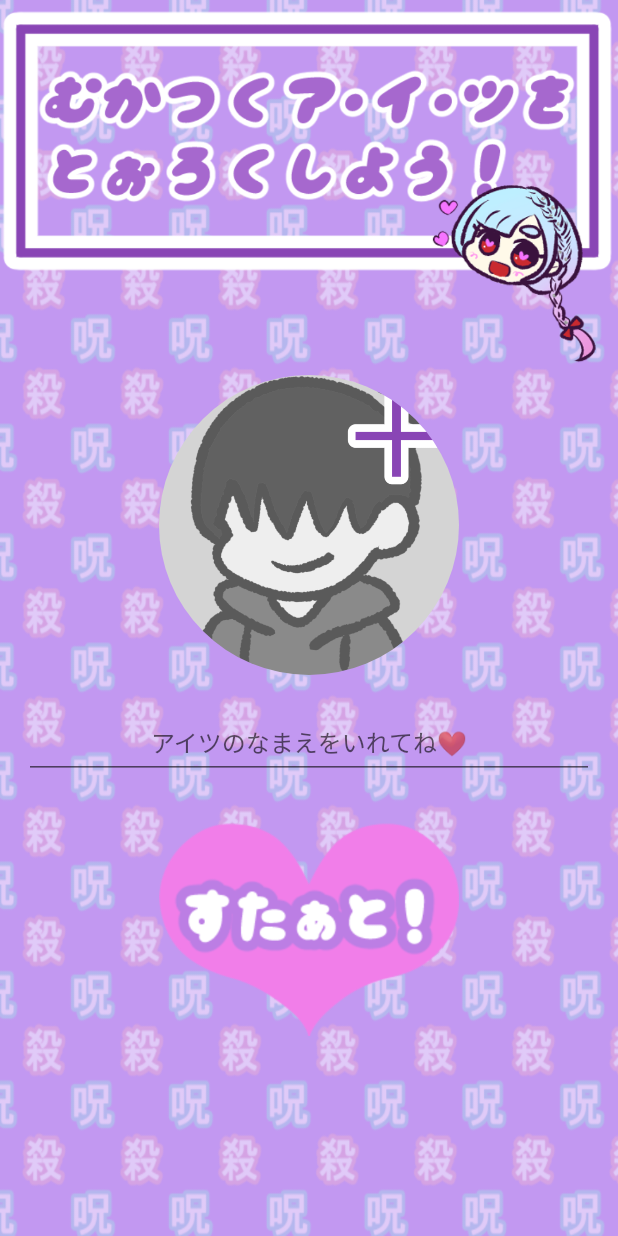
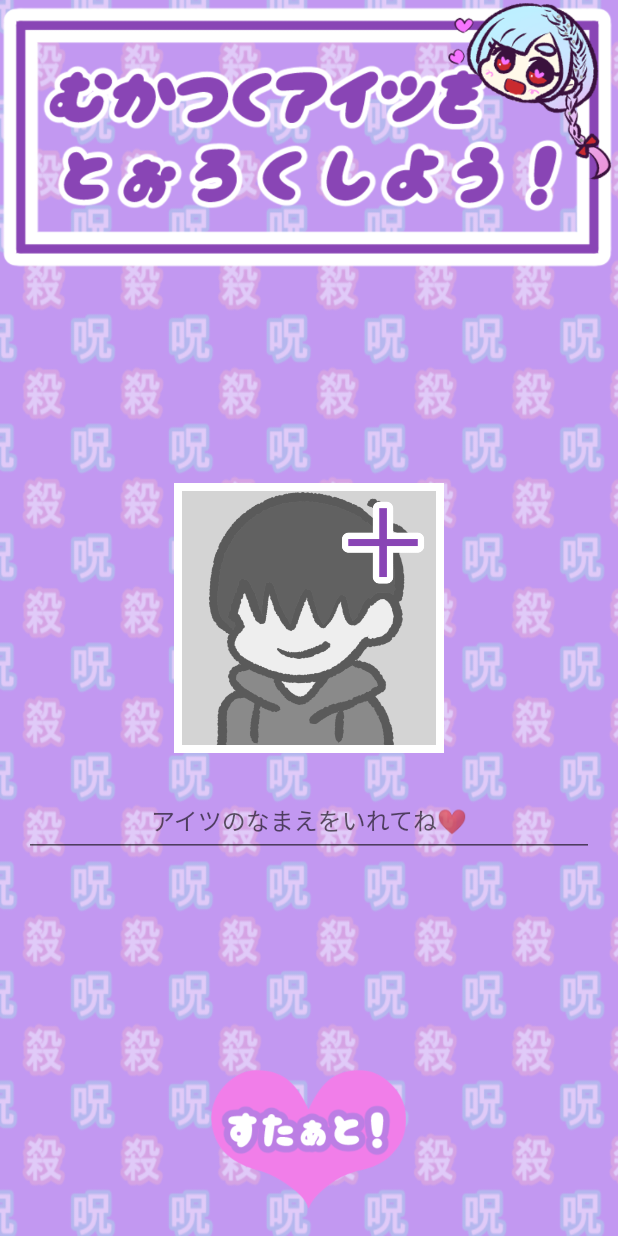
Before and after one commit to hayashidamoka/norokoro, an Android app: the screen it shows after launch (TourokuActivity), on a phone screen of 412 x 824 dp. Run offline under Robolectric (Android 15) with nearby library versions, the phone set to English and light mode, and no system bars.

Commit message:
登録画面のXMLを整えた

```diff
--- a/app/build.gradle
+++ b/app/build.gradle
@@ -26,7 +26,7 @@ dependencies {
     implementation"org.jetbrains.kotlin:kotlin-stdlib-jdk7:$kotlin_version"
     implementation 'com.android.support:appcompat-v7:28.0.0'
     implementation 'com.android.support.constraint:constraint-layout:1.1.3'
-    implementation 'de.hdodenhof:circleimageview:2.0.0'
     implementation 'com.android.support:design:27.1.0'
+    implementation 'com.squareup.picasso:picasso:2.5.2'
 
 }
--- a/app/src/main/AndroidManifest.xml
+++ b/app/src/main/AndroidManifest.xml
@@ -1,6 +1,8 @@
 <?xml version="1.0" encoding="utf-8"?>
 <manifest xmlns:android="http://schemas.android.com/apk/res/android"
     package="jp.co.pannacotta.norokoro">
+
+    <uses-permission android:name="android.permission.WRITE_EXTERNAL_STORAGE"/>
     <uses-permission android:name="android.permission.VIBRATE"/>
 
     <application
--- a/app/src/main/java/jp/co/pannacotta/norokoro/TourokuActivity.java
+++ b/app/src/main/java/jp/co/pannacotta/norokoro/TourokuActivity.java
@@ -1,5 +1,6 @@
 package jp.co.pannacotta.norokoro;
 
+import android.annotation.SuppressLint;
 import android.content.ContentResolver;
 import android.content.Intent;
 import android.content.SharedPreferences;
@@ -8,64 +9,59 @@ import android.graphics.Bitmap;
 import android.graphics.BitmapFactory;
 import android.net.Uri;
 import android.os.Bundle;
+import android.os.Handler;
+import android.os.Message;
 import android.preference.PreferenceManager;
 import android.provider.MediaStore;
-import android.support.annotation.Nullable;
-import android.support.design.widget.FloatingActionButton;
 import android.support.v7.app.AppCompatActivity;
-import android.text.TextUtils;
 import android.view.View;
-import android.widget.DatePicker;
 import android.widget.EditText;
 import android.widget.ImageView;
-import android.widget.TextView;
 import android.widget.Toast;
 
-import java.io.File;
 import java.io.IOException;
 
-import de.hdodenhof.circleimageview.CircleImageView;
 import jp.co.pannacotta.norokoro.utill.BitmapUtil;
 
 public class TourokuActivity extends AppCompatActivity implements View.OnClickListener {
 
     private static final int REQUEST_GALLERY = 1;
 
-    private CircleImageView dislikeImageView;
+    private ImageView dislikeImageView;
 
     private Uri galleryUri;
     private EditText nameEditText;
     private ImageView startButton;
+    private String name;
+    private String imagePath;
+
 
     @Override
     public void onCreate(Bundle savedInstanceState) {
         super.onCreate(savedInstanceState);
         setContentView(R.layout.activity_touroku);
 
-        dislikeImageView = (CircleImageView) findViewById(R.id.dislike_image_view);
+        dislikeImageView = findViewById(R.id.dislike_image_view);
         dislikeImageView.setOnClickListener(this);
         dislikeImageView.setImageResource(R.drawable.dislike_default);
-        nameEditText = (EditText) findViewById(R.id.name_edit_text);
-        startButton = (ImageView) findViewById(R.id.startButton);
+        nameEditText = findViewById(R.id.name_edit_text);
+        startButton = findViewById(R.id.startButton);
 
         startButton.setOnClickListener(new View.OnClickListener() {
             @Override
             public void onClick(View v) {
-                String name = nameEditText.getText().toString();
+                name = nameEditText.getText().toString();
                 if (name.length() == 0) {
                     Toast.makeText(TourokuActivity.this, getString(R.string.error), Toast.LENGTH_SHORT).show();
                 }
-                if (!(galleryUri == null)) {
-                    // 写真保存
+                if (galleryUri != null) {
+                    // 写真と名前の保存
                     SavePhotoThread thread = new SavePhotoThread();
                     thread.start();
                 } else {
                     // 名前の保存
-                    SharedPreferences prefs = PreferenceManager.getDefaultSharedPreferences(TourokuActivity.this);
-                    prefs.edit().putString("DISLIKE_NAME", name).apply();
-                    Intent intent = new Intent();
-                    intent.setClass(TourokuActivity.this, MainActivity.class);
-                    startActivity(intent);
+                    saveData();
+                    goTourokuActivity();
                     finish();
                 }
 
@@ -132,8 +128,10 @@ public class TourokuActivity extends AppCompatActivity implements View.OnClickLi
                         Cursor cursor = cr.query(uri, columns, null, null, null);
                         if (cursor != null) {
                             cursor.moveToFirst();
+                            imagePath = cursor.getString(0);
                             cursor.close();
                             isHalt = true;
+                            savePhotoHandler.sendEmptyMessage(0);
                         }
                     }
                 }
@@ -147,5 +145,24 @@ public class TourokuActivity extends AppCompatActivity implements View.OnClickLi
 
     }
 
+    @SuppressLint("HandlerLeak")
+    private Handler savePhotoHandler = new Handler() {
+        public void dispatchMessage(Message msg) {
+            saveData();
+            goTourokuActivity();
+            finish();
+        }
+    };
 
+    private void saveData() {
+        SharedPreferences prefs = PreferenceManager.getDefaultSharedPreferences(TourokuActivity.this);
+        prefs.edit().putString("DISLIKE_NAME", name).apply();
+        prefs.edit().putString("DISLIKE_IMAGE_PATH", imagePath).apply();
+    }
+
+    private void goTourokuActivity() {
+        Intent intent = new Intent();
+        intent.setClass(TourokuActivity.this, MainActivity.class);
+        startActivity(intent);
+    }
 }
--- a/app/src/main/res/layout/activity_touroku.xml
+++ b/app/src/main/res/layout/activity_touroku.xml
@@ -1,33 +1,41 @@
 <?xml version="1.0" encoding="utf-8"?>
-
-    <LinearLayout
-        xmlns:android="http://schemas.android.com/apk/res/android"
+<RelativeLayout xmlns:android="http://schemas.android.com/apk/res/android"
     xmlns:tools="http://schemas.android.com/tools"
     android:layout_width="match_parent"
-        android:layout_height="wrap_content"
-        android:orientation="vertical"
-        android:fitsSystemWindows="true"
-        android:background="@drawable/norokoro_haikei">
+    android:layout_height="match_parent"
+    android:background="@drawable/norokoro_haikei"
+    android:fitsSystemWindows="true">
+
+    <!--<LinearLayout-->
+        <!--android:layout_width="match_parent"-->
+        <!--android:layout_height="wrap_content"-->
+        <!--android:layout_alignParentTop="true"-->
+        <!--android:layout_centerHorizontal="true"-->
+        <!--android:orientation="vertical">-->
 
         <ImageView
             android:id="@+id/installImageView"
             android:layout_width="match_parent"
-            android:layout_height="250dp"
+            android:layout_height="180dp"
             android:src="@drawable/touroku_setumei" />
 
-        <de.hdodenhof.circleimageview.CircleImageView
+        <ImageView
             android:id="@+id/dislike_image_view"
-            android:layout_width="200dp"
-            android:layout_height="200dp"
+            android:layout_width="180dp"
+            android:layout_height="180dp"
+            android:layout_centerInParent="true"
             android:layout_gravity="center"
+            android:padding="5dp"
+            android:background="@color/white"
             android:focusable="true"
-            android:focusableInTouchMode="true"/>
+            android:focusableInTouchMode="true" />
 
         <android.support.design.widget.TextInputLayout
             android:layout_width="match_parent"
             android:layout_height="wrap_content"
+            android:layout_below="@+id/dislike_image_view"
+            android:layout_marginLeft="16dp"
             android:layout_marginTop="16dp"
-            android:layout_marginLeft="16dp"
             android:layout_marginRight="16dp">
 
             <EditText
@@ -37,21 +45,22 @@
                 android:gravity="center_horizontal"
                 android:hint="@string/namaewoiretene"
                 android:inputType="textPersonName"
-            android:layout_below="@+id/dislike_image_view"
                 android:maxLines="1"
                 android:singleLine="true"
-            android:textAppearance="@style/TextAppearance.AppCompat.Menu"/>
+                android:textAppearance="@style/TextAppearance.AppCompat.Menu" />
 
         </android.support.design.widget.TextInputLayout>
+
+    <!--</LinearLayout>-->
 
 
     <ImageView
         android:id="@+id/startButton"
-            android:layout_width="200dp"
-            android:layout_height="200dp"
+        android:layout_width="130dp"
+        android:layout_height="130dp"
+        android:layout_alignParentBottom="true"
+        android:layout_centerHorizontal="true"
+        android:layout_gravity="center_horizontal"
         android:gravity="center_horizontal"
-            android:layout_gravity="center_horizontal"
         android:src="@drawable/start" />
-
-
-    </LinearLayout>
+</RelativeLayout>
--- a/app/src/main/res/values/strings.xml
+++ b/app/src/main/res/values/strings.xml
@@ -9,7 +9,7 @@
         <item>みぎあし</item>
         <item>ひだりあし</item>
     </string-array>
-    <string name="name">かいと</string>
+    <string name="blank"> </string>
     <string name="namaewoiretene">アイツのなまえをいれてね❤</string>
     <string name="one">1</string>
     <string name="error">なまえをいれてよぅ(´･ω･`)</string>
```
Also changed, not shown: app/src/main/java/jp/co/pannacotta/norokoro/MainActivity.java (+13 -6 lines), app/src/main/res/layout/activity_main.xml (+5 -44 lines), app/src/main/res/drawable/touroku_setumei.png. Lines whose indentation alone changed are shown as unchanged.
